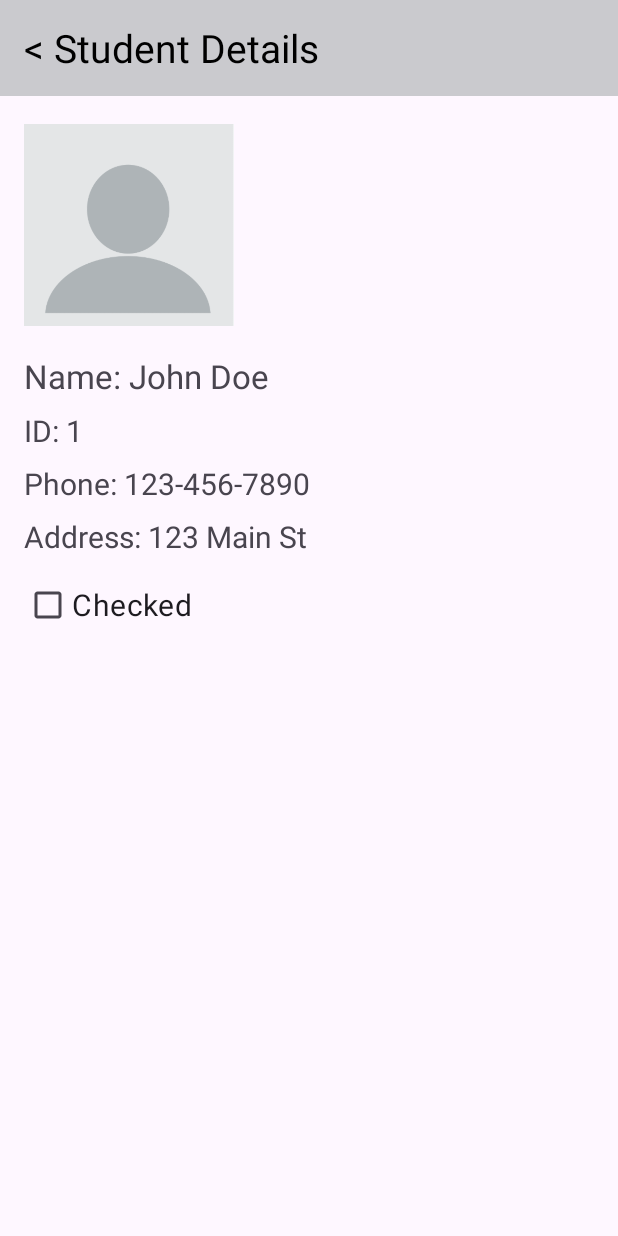
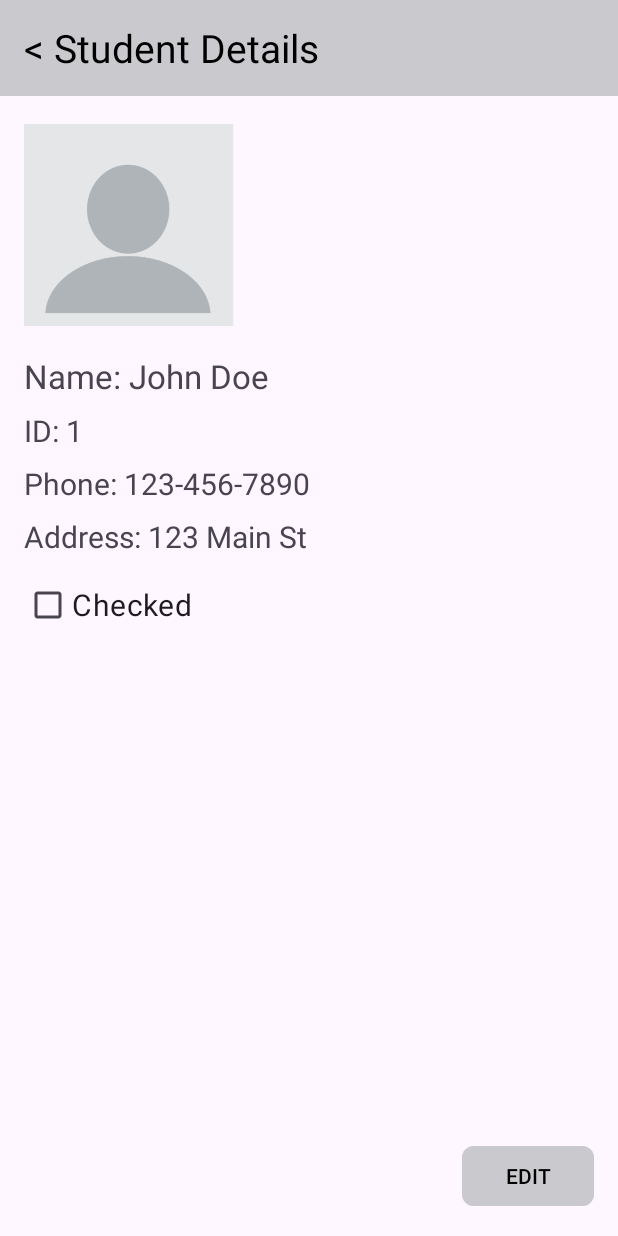
Before and after one commit to benliSZ/assigment2studentsApp, an Android app: the screen it shows after launch (StudentDetailsActivity), after a tap on "John Doe", on a phone screen of 412 x 824 dp. Run offline under Robolectric (Android 15) with nearby library versions, the phone set to English and light mode, and no system bars.

Commit message:
feat: handle updates

```diff
--- a/app/build.gradle.kts
+++ b/app/build.gradle.kts
@@ -42,6 +42,8 @@ dependencies {
     implementation(libs.material)
     implementation(libs.androidx.activity)
     implementation(libs.androidx.constraintlayout)
+    implementation(libs.androidx.activity.ktx)
+    implementation(libs.androidx.fragment.ktx)
     testImplementation(libs.junit)
     androidTestImplementation(libs.androidx.junit)
     androidTestImplementation(libs.androidx.espresso.core)
--- a/app/src/main/AndroidManifest.xml
+++ b/app/src/main/AndroidManifest.xml
@@ -12,6 +12,9 @@
         android:supportsRtl="true"
         android:theme="@style/Theme.StudentsApp"
         tools:targetApi="31">
+        <activity
+            android:name=".EditStudentActivity"
+            android:exported="false" />
         <activity
             android:name=".AddStudentActivity"
             android:exported="false" />
--- a/app/src/main/java/com/benliandamit/studentsapp/StudentAdapter.kt
+++ b/app/src/main/java/com/benliandamit/studentsapp/StudentAdapter.kt
@@ -4,9 +4,9 @@ import android.view.LayoutInflater
 import android.view.View
 import android.view.ViewGroup
 import android.widget.CheckBox
-import android.widget.ImageView
 import android.widget.TextView
 import androidx.recyclerview.widget.RecyclerView
+import com.benliandamit.studentsapp.model.Student
 
 class StudentAdapter(
     private val students: List<Student>,
--- a/app/src/main/java/com/benliandamit/studentsapp/StudentDetailsActivity.kt
+++ b/app/src/main/java/com/benliandamit/studentsapp/StudentDetailsActivity.kt
@@ -1,38 +1,73 @@
 package com.benliandamit.studentsapp
 
+import android.content.Intent
 import android.os.Bundle
 import androidx.appcompat.app.AppCompatActivity
 import android.widget.ImageView
 import android.widget.TextView
 import android.widget.CheckBox
-import java.util.UUID
+import androidx.activity.result.ActivityResultLauncher
+import androidx.activity.result.contract.ActivityResultContracts
+import androidx.activity.viewModels
+import com.benliandamit.studentsapp.action.ACTIVITY_ACTION_EXTRA_NAME
+import com.benliandamit.studentsapp.action.ActivityAction
+import com.benliandamit.studentsapp.action.STUDENT_UUID_EXTRA_NAME
+import com.benliandamit.studentsapp.action.UPDATED_STUDENT_UUID_EXTRA_NAME
 
 class StudentDetailsActivity : AppCompatActivity() {
+    private lateinit var activityLauncher: ActivityResultLauncher<Intent>
+    private val viewModel: StudentDetailsViewModel by viewModels()
+
     override fun onCreate(savedInstanceState: Bundle?) {
         super.onCreate(savedInstanceState)
         setContentView(R.layout.activity_student_details)
 
+        val studentUUID = intent.getStringExtra(STUDENT_UUID_EXTRA_NAME) ?: ""
+        viewModel.setSelectedStudent(studentUUID)
+
+        activityLauncher =
+            registerForActivityResult(ActivityResultContracts.StartActivityForResult()) { result ->
+                if (result.resultCode == RESULT_OK) {
+                    val action = result.data?.getStringExtra(ACTIVITY_ACTION_EXTRA_NAME)
+
+                    if (action == ActivityAction.UPDATE_STUDENT.name) {
+                        viewModel.setSelectedStudent(studentUUID)
+                    }
+                }
+            }
+
         val returnButton: TextView = findViewById(R.id.return_button)
         returnButton.setOnClickListener {
-            setResult(RESULT_OK)
-            onBackPressedDispatcher.onBackPressed()
+            returnToList(studentUUID)
         }
 
-        val studentUUID = intent.getStringExtra("student_uuid") ?: "-1"
-        val student = StudentRepository.getStudents().find { it.uuid.toString() == studentUUID }
+        val studentChecked: CheckBox = findViewById(R.id.student_checked)
+        studentChecked.setOnCheckedChangeListener { _, isChecked ->
+            viewModel.updateStudentChecked(isChecked)
+        }
 
-        if (student != null) {
+        viewModel.selectedStudent.observe(this) { student ->
             findViewById<ImageView>(R.id.student_image).setImageResource(R.drawable.ic_student)
             findViewById<TextView>(R.id.student_name).text = "Name: ${student.name}"
             findViewById<TextView>(R.id.student_id).text = "ID: ${student.id}"
             findViewById<TextView>(R.id.student_phone).text = "Phone: ${student.phone}"
             findViewById<TextView>(R.id.student_address).text = "Address: ${student.address}"
-            val studentChecked: CheckBox = findViewById(R.id.student_checked)
-            studentChecked.isChecked = StudentRepository.isStudentChecked(student.uuid)
+            studentChecked.isChecked = student.isChecked
+        }
 
-            studentChecked.setOnCheckedChangeListener { _, isChecked ->
-                StudentRepository.setStudentChecked(student.uuid, isChecked)
-            }
+        val editButton: TextView = findViewById(R.id.edit_button)
+        editButton.setOnClickListener {
+            val intent = Intent(this, EditStudentActivity::class.java)
+            intent.putExtra(STUDENT_UUID_EXTRA_NAME, studentUUID)
+            activityLauncher.launch(intent)
         }
     }
+
+    private fun returnToList(studentUUID: String) {
+        val intent = Intent(this, StudentListActivity::class.java)
+        intent.putExtra(ACTIVITY_ACTION_EXTRA_NAME, ActivityAction.UPDATE_STUDENT.name)
+        intent.putExtra(UPDATED_STUDENT_UUID_EXTRA_NAME, studentUUID)
+        setResult(RESULT_OK, intent)
+        onBackPressedDispatcher.onBackPressed()
+    }
 }
--- /dev/null
+++ b/app/src/main/java/com/benliandamit/studentsapp/StudentDetailsViewModel.kt
@@ -0,0 +1,27 @@
+package com.benliandamit.studentsapp
+
+import androidx.lifecycle.LiveData
+import androidx.lifecycle.MutableLiveData
+import androidx.lifecycle.ViewModel
+import com.benliandamit.studentsapp.model.Student
+
+class StudentDetailsViewModel : ViewModel() {
+    private val _selectedStudent = MutableLiveData<Student>()
+    val selectedStudent: LiveData<Student> get() = _selectedStudent
+
+    fun setSelectedStudent(studentUUID: String) {
+        _selectedStudent.value = StudentRepository.getStudent(studentUUID)
+    }
+
+    fun updateStudentChecked(isChecked: Boolean) {
+        val updatedStudent = _selectedStudent.value
+
+        if (updatedStudent == null) {
+            return
+        }
+
+        updatedStudent.isChecked = isChecked
+        StudentRepository.updateStudent(updatedStudent)
+        setSelectedStudent(updatedStudent.uuid.toString())
+    }
+}
--- a/app/src/main/java/com/benliandamit/studentsapp/StudentRepository.kt
+++ b/app/src/main/java/com/benliandamit/studentsapp/StudentRepository.kt
@@ -1,5 +1,6 @@
 package com.benliandamit.studentsapp
 
+import com.benliandamit.studentsapp.model.Student
 import java.util.UUID
 
 object StudentRepository {
@@ -11,6 +12,8 @@ object StudentRepository {
     )
 
     fun getStudents(): List<Student> = students
+
+    fun getStudent(uuid: String): Student? = students.find { it.uuid.toString() == uuid }
 
     fun updateStudent(student: Student) {
         val index = students.indexOfFirst { it.uuid == student.uuid }
@@ -34,4 +37,8 @@ object StudentRepository {
     fun addStudent(student: Student) {
         students.add(student)
     }
+
+    fun deleteStudent(uuid: UUID) {
+        students.removeIf { it.uuid == uuid }
+    }
 }
--- /dev/null
+++ b/app/src/main/java/com/benliandamit/studentsapp/action/ActivityAction.kt
@@ -0,0 +1,6 @@
+package com.benliandamit.studentsapp.action
+
+enum class ActivityAction {
+    UPDATE_STUDENT,
+    ADD_STUDENT
+}
--- /dev/null
+++ b/app/src/main/java/com/benliandamit/studentsapp/action/ActivityConstants.kt
@@ -0,0 +1,5 @@
+package com.benliandamit.studentsapp.action
+
+const val ACTIVITY_ACTION_EXTRA_NAME = "activity_action"
+const val UPDATED_STUDENT_UUID_EXTRA_NAME = "updated_student_uuid"
+const val STUDENT_UUID_EXTRA_NAME = "student_uuid"
--- a/app/src/main/java/com/benliandamit/studentsapp/Student.kt
+++ b/app/src/main/java/com/benliandamit/studentsapp/model/Student.kt
@@ -1,4 +1,4 @@
-package com.benliandamit.studentsapp
+package com.benliandamit.studentsapp.model
 
 import java.util.UUID
 
--- a/app/src/main/res/layout/activity_student_details.xml
+++ b/app/src/main/res/layout/activity_student_details.xml
@@ -88,4 +88,17 @@
         app:layout_constraintTop_toBottomOf="@id/student_address"
         app:layout_constraintStart_toStartOf="parent"
         android:layout_marginStart="16dp" />
+
+    <Button
+        android:id="@+id/edit_button"
+        android:layout_width="0dp"
+        android:layout_height="wrap_content"
+        android:layout_marginEnd="16dp"
+        android:layout_marginBottom="16dp"
+        android:backgroundTint="@color/system_light_gray"
+        android:text="EDIT"
+        android:textColor="@color/black"
+        app:cornerRadius="8dp"
+        app:layout_constraintBottom_toBottomOf="parent"
+        app:layout_constraintEnd_toEndOf="parent" />
 </androidx.constraintlayout.widget.ConstraintLayout>
--- a/gradle/libs.versions.toml
+++ b/gradle/libs.versions.toml
@@ -1,5 +1,7 @@
 [versions]
+activityKtx = "1.9.3"
 agp = "8.7.3"
+fragmentKtx = "1.8.5"
 kotlin = "1.9.24"
 coreKtx = "1.10.1"
 junit = "4.13.2"
@@ -11,7 +13,9 @@ activity = "1.8.0"
 constraintlayout = "2.1.4"
 
 [libraries]
+androidx-activity-ktx = { module = "androidx.activity:activity-ktx", version.ref = "activityKtx" }
 androidx-core-ktx = { group = "androidx.core", name = "core-ktx", version.ref = "coreKtx" }
+androidx-fragment-ktx = { module = "androidx.fragment:fragment-ktx", version.ref = "fragmentKtx" }
 junit = { group = "junit", name = "junit", version.ref = "junit" }
 androidx-junit = { group = "androidx.test.ext", name = "junit", version.ref = "junitVersion" }
 androidx-espresso-core = { group = "androidx.test.espresso", name = "espresso-core", version.ref = "espressoCore" }
```
Also changed, not shown: app/src/main/java/com/benliandamit/studentsapp/AddStudentActivity.kt (+10 -6 lines), app/src/main/java/com/benliandamit/studentsapp/EditStudentActivity.kt (added, +77 -0 lines), app/src/main/java/com/benliandamit/studentsapp/StudentListActivity.kt (+23 -4 lines), app/src/main/res/layout/activity_edit_student.xml (added, +177 -0 lines).
